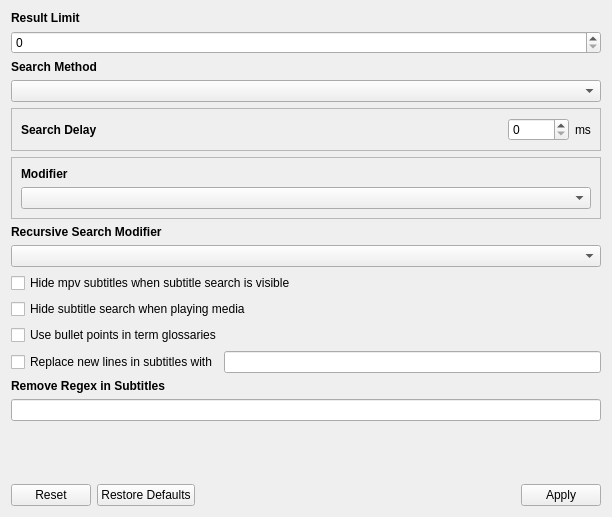
Above: src/gui/widgets/settings/searchsettings.ui from ripose-jp/Memento before the change. Below: the same form after it.
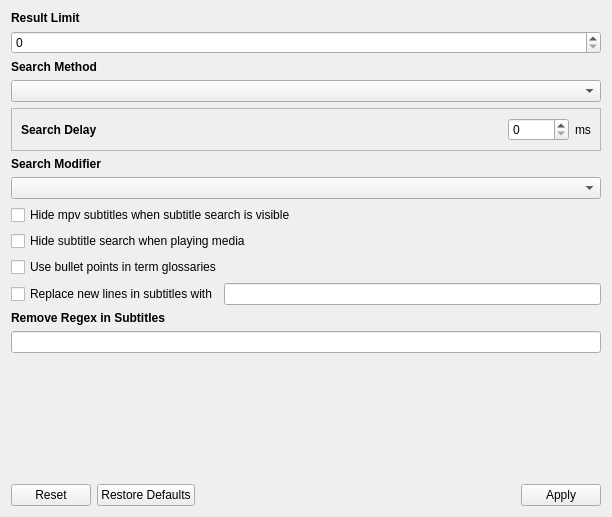
That is the form after the change.

Commit message:
searchsettings: unifies recursive and subtitle search modifiers
Having two different modifiers feels redundant. Certainly the there is
an arguement to be made for choice, but it's almost certain that users
will want to use the same modifier for both types of searches. This
change really preempts the commit that follows it.

```diff
--- a/src/gui/widgets/settings/searchsettings.ui
+++ b/src/gui/widgets/settings/searchsettings.ui
@@ -28,7 +28,7 @@
         <x>0</x>
         <y>0</y>
         <width>579</width>
-        <height>566</height>
+        <height>480</height>
        </rect>
       </property>
       <layout class="QVBoxLayout" name="layoutScrollArea">
@@ -147,35 +147,7 @@
         </widget>
        </item>
        <item>
-        <widget class="QFrame" name="frameModifier">
-         <property name="frameShape">
-          <enum>QFrame::StyledPanel</enum>
-         </property>
-         <property name="frameShadow">
-          <enum>QFrame::Raised</enum>
-         </property>
-         <layout class="QVBoxLayout" name="verticalLayout_2">
-          <item>
-           <widget class="QLabel" name="labelModifier">
-            <property name="font">
-             <font>
-              <weight>75</weight>
-              <bold>true</bold>
-             </font>
-            </property>
-            <property name="text">
-             <string>Modifier</string>
-            </property>
-           </widget>
-          </item>
-          <item>
-           <widget class="QComboBox" name="comboBoxModifier"/>
-          </item>
-         </layout>
-        </widget>
-       </item>
-       <item>
-        <widget class="QLabel" name="labelRecursiveModifier">
+        <widget class="QLabel" name="labelModifier">
          <property name="font">
           <font>
            <weight>75</weight>
@@ -183,12 +155,16 @@
           </font>
          </property>
          <property name="text">
-          <string>Recursive Search Modifier</string>
+          <string>Search Modifier</string>
          </property>
         </widget>
        </item>
        <item>
-        <widget class="QComboBox" name="comboBoxRModifier"/>
+        <widget class="QComboBox" name="comboBoxModifier">
+         <property name="toolTip">
+          <string>&lt;html&gt;&lt;head/&gt;&lt;body&gt;&lt;p&gt;The modifier key that will be used to trigger searches.&lt;/p&gt;&lt;p&gt;This applies to subtitle searches if the search method is set to &lt;span style=&quot; font-weight:600;&quot;&gt;Modifier&lt;/span&gt;.&lt;/p&gt;&lt;/body&gt;&lt;/html&gt;</string>
+         </property>
+        </widget>
        </item>
        <item>
         <layout class="QVBoxLayout" name="layoutCheckHide">
```
The commit also changes 3 other files.
